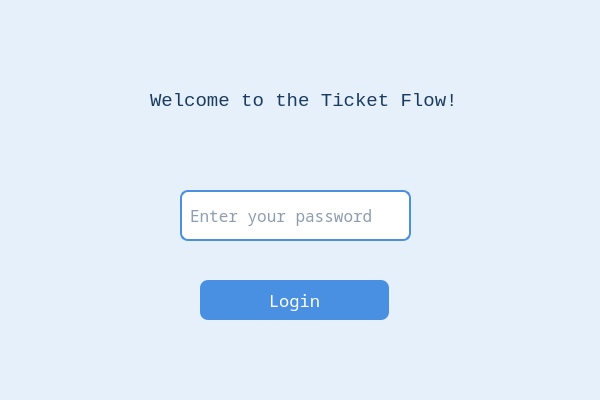
First picture: the form in login.ui, repository minnesangg/TicketFlow, before the edit.
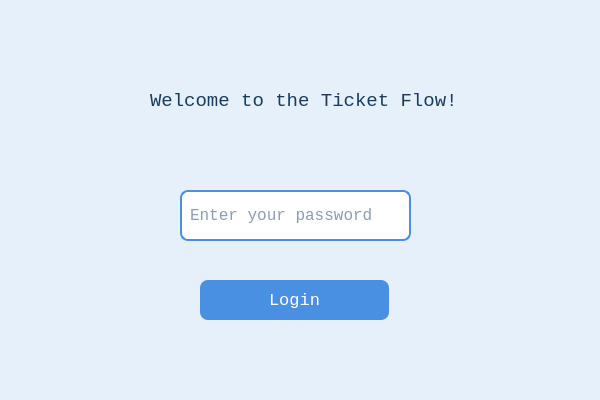
Second picture: the form after the edit. Icons and pictures are not drawn.

Diff of the .ui file:
```diff
--- a/login.ui
+++ b/login.ui
@@ -49,7 +49,7 @@
      </property>
      <property name="font">
       <font>
-       <family>Noto Sans Mono</family>
+       <family>Monospace</family>
        <pointsize>12</pointsize>
       </font>
      </property>
@@ -112,7 +112,7 @@
      </property>
      <property name="font">
       <font>
-       <family>Noto Sans Mono</family>
+       <family>Monospace</family>
        <pointsize>13</pointsize>
       </font>
      </property>
```
